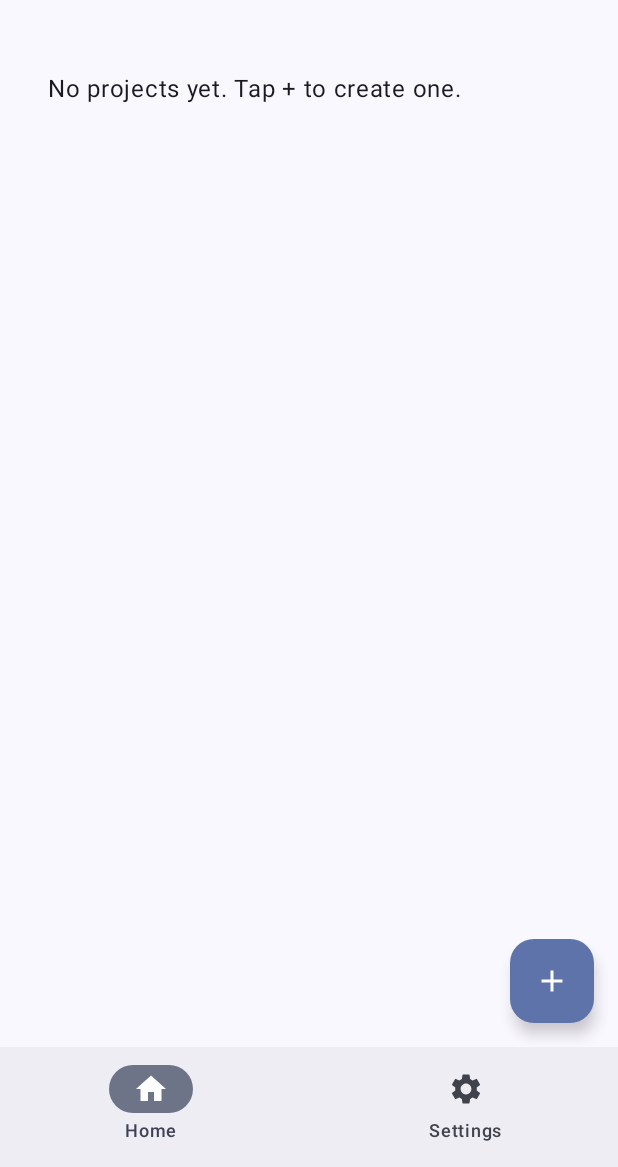
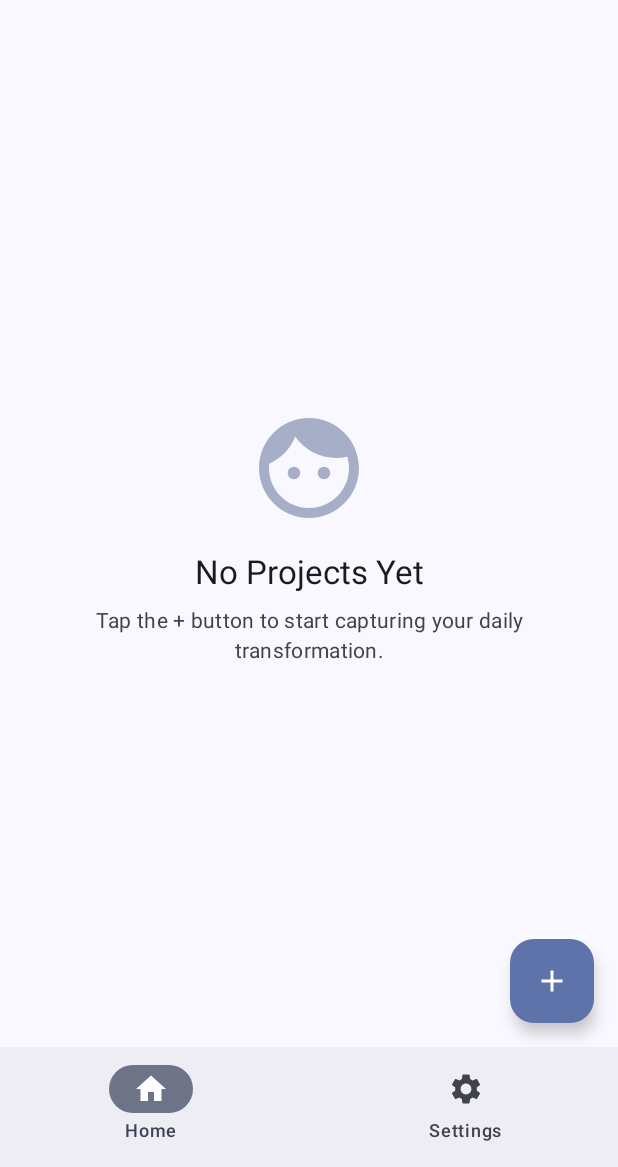
Before and after one commit to harrydbarnes/FaceLapse, an Android app built with Jetpack Compose: the screen it shows after launch (MainActivity), on a phone screen of 412 x 824 dp, the part 69-1236 px from its top. Run offline under Robolectric (Android 15) with nearby library versions, the phone set to English and light mode, and no system bars; our stand-ins replace Dagger/Hilt's generated code, Room's generated code.

Commit message:
feat(ui): improve home screen empty state
- Replaced the plain text empty state in `HomeScreen` with a rich `EmptyProjectState` composable.
- The new empty state includes a centered layout with a face icon, title, and descriptive subtitle.
- Used `Modifier.fillParentMaxSize()` to ensure the empty state is vertically centered within the `LazyColumn`.
- Added necessary imports for `Face` icon, `size` modifier, and `TextAlign`.

```diff
--- a/app/src/main/java/com/facelapse/app/ui/home/HomeScreen.kt
+++ b/app/src/main/java/com/facelapse/app/ui/home/HomeScreen.kt
@@ -12,12 +12,14 @@ import androidx.compose.foundation.layout.fillMaxSize
 import androidx.compose.foundation.layout.fillMaxWidth
 import androidx.compose.foundation.layout.height
 import androidx.compose.foundation.layout.padding
+import androidx.compose.foundation.layout.size
 import androidx.compose.foundation.layout.width
 import androidx.compose.foundation.lazy.LazyColumn
 import androidx.compose.foundation.lazy.items
 import androidx.compose.material.icons.Icons
 import androidx.compose.material.icons.filled.Add
 import androidx.compose.material.icons.filled.Delete
+import androidx.compose.material.icons.filled.Face
 import androidx.compose.material.icons.filled.Settings
 import androidx.compose.material3.AlertDialog
 import androidx.compose.material3.Button
@@ -47,6 +49,7 @@ import androidx.compose.ui.Modifier
 import androidx.compose.ui.draw.clip
 import androidx.compose.ui.graphics.Color
 import androidx.compose.ui.res.stringResource
+import androidx.compose.ui.text.style.TextAlign
 import androidx.compose.ui.text.style.TextOverflow
 import androidx.compose.ui.unit.dp
 import androidx.hilt.navigation.compose.hiltViewModel
@@ -136,11 +139,7 @@ fun HomeScreen(
             }
             if (projects.isEmpty()) {
                 item {
-                    Text(
-                        text = "No projects yet. Tap + to create one.",
-                        style = MaterialTheme.typography.bodyLarge,
-                        modifier = Modifier.padding(16.dp)
-                    )
+                    EmptyProjectState(modifier = Modifier.fillParentMaxSize())
                 }
             }
         }
@@ -236,3 +235,31 @@ fun CreateProjectDialog(onDismiss: () -> Unit, onCreate: (String) -> Unit) {
         }
     )
 }
+
+@Composable
+private fun EmptyProjectState(modifier: Modifier = Modifier) {
+    Column(
+        modifier = modifier.padding(32.dp),
+        horizontalAlignment = Alignment.CenterHorizontally,
+        verticalArrangement = Arrangement.Center
+    ) {
+        Icon(
+            imageVector = Icons.Default.Face,
+            contentDescription = null,
+            modifier = Modifier.size(80.dp),
+            tint = MaterialTheme.colorScheme.primary.copy(alpha = 0.4f)
+        )
+        Spacer(modifier = Modifier.height(16.dp))
+        Text(
+            text = "No Projects Yet",
+            style = MaterialTheme.typography.titleLarge
+        )
+        Spacer(modifier = Modifier.height(8.dp))
+        Text(
+            text = "Tap the + button to start capturing your daily transformation.",
+            style = MaterialTheme.typography.bodyMedium,
+            color = MaterialTheme.colorScheme.onSurfaceVariant,
+            textAlign = TextAlign.Center
+        )
+    }
+}
```
